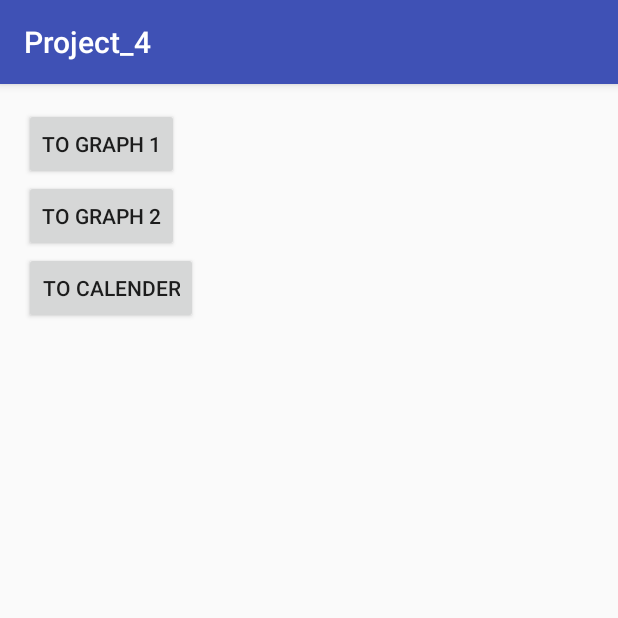
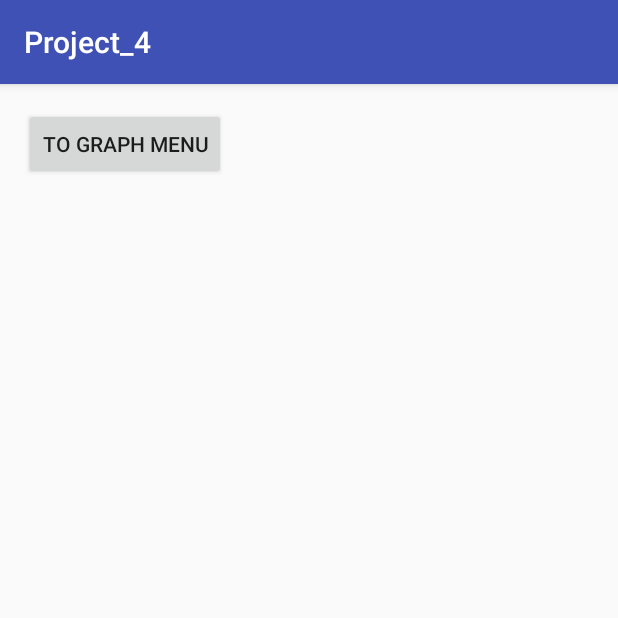
Before and after one commit to StefanVissers/Group.getName-, an Android app: the screen it shows after launch (MainActivity), on a phone screen of 412 x 824 dp, the top half of it. Run offline under Robolectric (Android 15) with nearby library versions, the light colour scheme and no system bars.

Commit message:
Chart Menu gemaakt en bijbehorende xml file

```diff
--- a/app/src/main/java/getname/group/project_4/ActivityExtender.java
+++ b/app/src/main/java/getname/group/project_4/ActivityExtender.java
@@ -1,10 +1,8 @@
 package getname.group.project_4;
 
 
-import android.app.Activity;
 import android.content.Intent;
 import android.support.v7.app.AppCompatActivity;
-import android.util.Xml;
 
 public abstract class ActivityExtender extends AppCompatActivity{
     public void changeActivity(AppCompatActivity activity) {
--- a/app/src/main/java/getname/group/project_4/CalenderProxy.java
+++ b/app/src/main/java/getname/group/project_4/CalenderProxy.java
@@ -4,13 +4,10 @@ import android.content.Intent;
 import android.os.Bundle;
 import android.support.v7.app.AppCompatActivity;
 import android.util.Log;
-import android.view.View;
 
 import java.util.Calendar;
 
-/**
- * Created by jacob on 23-6-2016.
- */
+
 public class CalenderProxy extends AppCompatActivity {
     String msg = "Android : ";
 
--- a/app/src/main/java/getname/group/project_4/ChartActivity.java
+++ b/app/src/main/java/getname/group/project_4/ChartActivity.java
@@ -1,6 +1,5 @@
 package getname.group.project_4;
 
-import android.app.Activity;
 import android.os.Bundle;
 import android.support.annotation.Nullable;
 
--- a/app/src/main/java/getname/group/project_4/SecondActivity.java
+++ b/app/src/main/java/getname/group/project_4/SecondActivity.java
@@ -3,9 +3,6 @@ package getname.group.project_4;
 import android.content.Intent;
 import android.graphics.Color;
 import android.os.Bundle;
-import android.support.v7.app.AppCompatActivity;
-import android.util.Log;
-import android.view.View;
 import android.widget.RelativeLayout;
 
 import com.jjoe64.graphview.GraphView;
--- a/app/src/main/res/layout/activity_main.xml
+++ b/app/src/main/res/layout/activity_main.xml
@@ -10,36 +10,15 @@
     tools:context="getname.group.project_4.MainActivity">
 
     <Button
+        android:layout_height="wrap_content"
         android:layout_width="wrap_content"
-        android:layout_height="wrap_content"
-        android:text="To Graph 1"
-        android:id="@+id/buttonToGraph1"
-        android:tag="1"
+        android:text="To Graph Menu"
+        android:id="@+id/graphmenubutton"
+        android:tag="4"
         android:onClick="changeActivity"
         android:layout_alignParentTop="true"
         android:layout_alignParentLeft="true"
-        android:layout_alignParentStart="true" />
-
-    <Button
-        android:layout_width="wrap_content"
-        android:layout_height="wrap_content"
-        android:text="To Graph 2"
-        android:id="@+id/buttonToGraphTwo"
-        android:tag="2"
-        android:onClick="changeActivity"
-        android:layout_below="@+id/buttonToGraph1"
-        android:layout_alignParentLeft="true"
-        android:layout_alignParentStart="true" />
-
-    <Button
-        android:layout_width="wrap_content"
-        android:layout_height="wrap_content"
-        android:text="To Calender"
-        android:id="@+id/calender"
-        android:tag="3"
-        android:onClick="changeActivity"
-        android:layout_below="@+id/buttonToGraphTwo"
-        android:layout_alignParentLeft="true"
-        android:layout_alignParentStart="true" />
+        android:layout_alignParentStart="true"
+        />
 
 </RelativeLayout>
```
Also changed, not shown: app/src/main/java/getname/group/project_4/ChartMenuActivity.java (added, +15 -0 lines), app/src/main/java/getname/group/project_4/MainActivity.java (+4 -19 lines), app/src/main/java/getname/group/project_4/ThirdActivity.java (+0 -7 lines), app/src/main/res/layout/fourth_activity.xml (added, +41 -0 lines).
